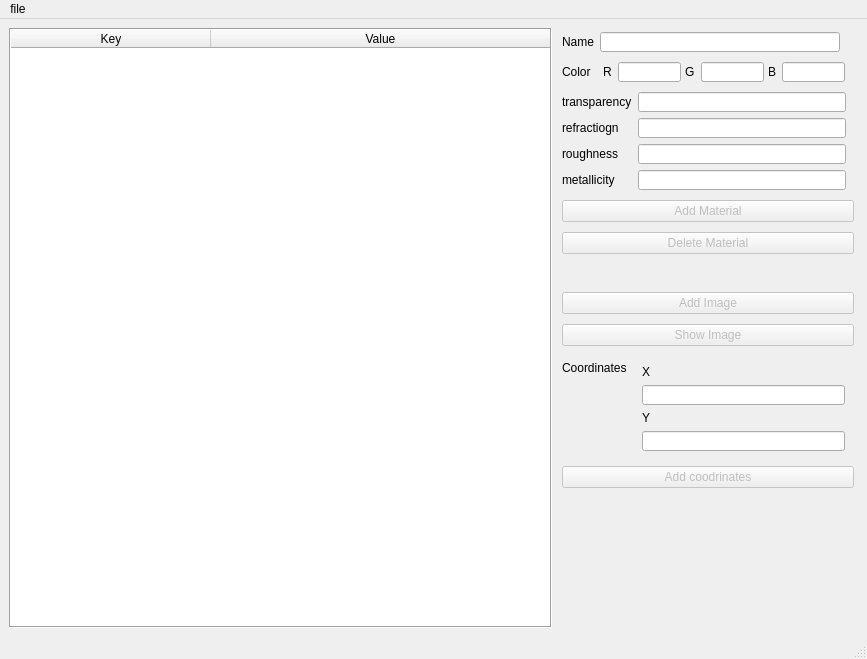
First picture: the form in mainwindow.ui, repository llDmitryll/Hot_editor, before the edit.
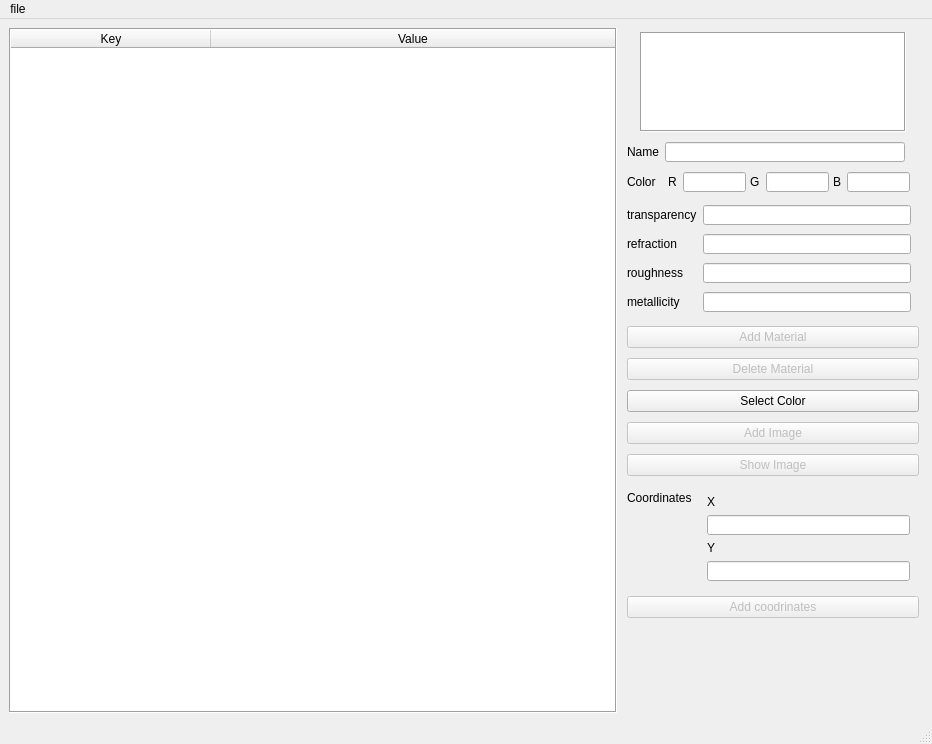
Second picture: the form after the edit. Icons and pictures are not drawn.

```diff
--- a/mainwindow.ui
+++ b/mainwindow.ui
@@ -6,8 +6,8 @@
    <rect>
     <x>0</x>
     <y>0</y>
-    <width>867</width>
-    <height>659</height>
+    <width>932</width>
+    <height>744</height>
    </rect>
   </property>
   <property name="mouseTracking">
@@ -93,6 +93,9 @@
        <property name="spacing">
         <number>10</number>
        </property>
+       <property name="sizeConstraint">
+        <enum>QLayout::SizeConstraint::SetDefaultConstraint</enum>
+       </property>
        <property name="leftMargin">
         <number>4</number>
        </property>
@@ -106,6 +109,59 @@
         <number>4</number>
        </property>
        <item>
+        <spacer name="verticalSpacer">
+         <property name="orientation">
+          <enum>Qt::Orientation::Vertical</enum>
+         </property>
+         <property name="sizeType">
+          <enum>QSizePolicy::Policy::Fixed</enum>
+         </property>
+         <property name="sizeHint" stdset="0">
+          <size>
+           <width>0</width>
+           <height>0</height>
+          </size>
+         </property>
+        </spacer>
+       </item>
+       <item alignment="Qt::AlignmentFlag::AlignHCenter">
+        <widget class="QListWidget" name="materialsListWidget">
+         <property name="enabled">
+          <bool>true</bool>
+         </property>
+         <property name="sizePolicy">
+          <sizepolicy hsizetype="Preferred" vsizetype="Preferred">
+           <horstretch>0</horstretch>
+           <verstretch>0</verstretch>
+          </sizepolicy>
+         </property>
+         <property name="minimumSize">
+          <size>
+           <width>266</width>
+           <height>100</height>
+          </size>
+         </property>
+         <property name="maximumSize">
+          <size>
+           <width>266</width>
+           <height>100</height>
+          </size>
+         </property>
+         <property name="frameShape">
+          <enum>QFrame::Shape::Box</enum>
+         </property>
+         <property name="frameShadow">
+          <enum>QFrame::Shadow::Sunken</enum>
+         </property>
+         <property name="lineWidth">
+          <number>1</number>
+         </property>
+         <property name="midLineWidth">
+          <number>0</number>
+         </property>
+        </widget>
+       </item>
+       <item alignment="Qt::AlignmentFlag::AlignTop">
         <widget class="QWidget" name="materialWidget" native="true">
          <property name="sizePolicy">
           <sizepolicy hsizetype="Preferred" vsizetype="Preferred">
@@ -116,7 +172,7 @@
          <property name="minimumSize">
           <size>
            <width>0</width>
-           <height>250</height>
+           <height>270</height>
           </size>
          </property>
          <property name="maximumSize">
@@ -337,7 +393,7 @@
              <item row="0" column="1">
               <widget class="QLineEdit" name="transparencyLineEdit">
                <property name="sizePolicy">
-                <sizepolicy hsizetype="Fixed" vsizetype="Fixed">
+                <sizepolicy hsizetype="Expanding" vsizetype="Expanding">
                  <horstretch>0</horstretch>
                  <verstretch>0</verstretch>
                 </sizepolicy>
@@ -377,18 +433,12 @@
                 </size>
                </property>
                <property name="text">
-                <string>refractiogn</string>
+                <string>refraction</string>
                </property>
               </widget>
              </item>
              <item row="1" column="1">
               <widget class="QLineEdit" name="refractionLineEdit">
-               <property name="sizePolicy">
-                <sizepolicy hsizetype="Fixed" vsizetype="Fixed">
-                 <horstretch>0</horstretch>
-                 <verstretch>0</verstretch>
-                </sizepolicy>
-               </property>
                <property name="minimumSize">
                 <size>
                  <width>208</width>
@@ -421,12 +471,6 @@
              </item>
              <item row="2" column="1">
               <widget class="QLineEdit" name="roughnessLineEdit">
-               <property name="sizePolicy">
-                <sizepolicy hsizetype="Fixed" vsizetype="Fixed">
-                 <horstretch>0</horstretch>
-                 <verstretch>0</verstretch>
-                </sizepolicy>
-               </property>
                <property name="minimumSize">
                 <size>
                  <width>208</width>
@@ -456,12 +500,6 @@
              </item>
              <item row="3" column="1">
               <widget class="QLineEdit" name="metallicityLineEdit">
-               <property name="sizePolicy">
-                <sizepolicy hsizetype="Fixed" vsizetype="Fixed">
-                 <horstretch>0</horstretch>
-                 <verstretch>0</verstretch>
-                </sizepolicy>
-               </property>
                <property name="minimumSize">
                 <size>
                  <width>208</width>
@@ -505,6 +543,19 @@
             </property>
            </widget>
           </item>
+          <item row="5" column="0" colspan="2">
+           <widget class="QPushButton" name="selectColor">
+            <property name="sizePolicy">
+             <sizepolicy hsizetype="Preferred" vsizetype="Fixed">
+              <horstretch>0</horstretch>
+              <verstretch>0</verstretch>
+             </sizepolicy>
+            </property>
+            <property name="text">
+             <string>Select Color</string>
+            </property>
+           </widget>
+          </item>
          </layout>
         </widget>
        </item>
@@ -670,7 +721,7 @@
     <rect>
      <x>0</x>
      <y>0</y>
-     <width>867</width>
+     <width>932</width>
      <height>22</height>
     </rect>
    </property>
```
Left out of the diff: 42 changed lines with no effect on the pictures.
